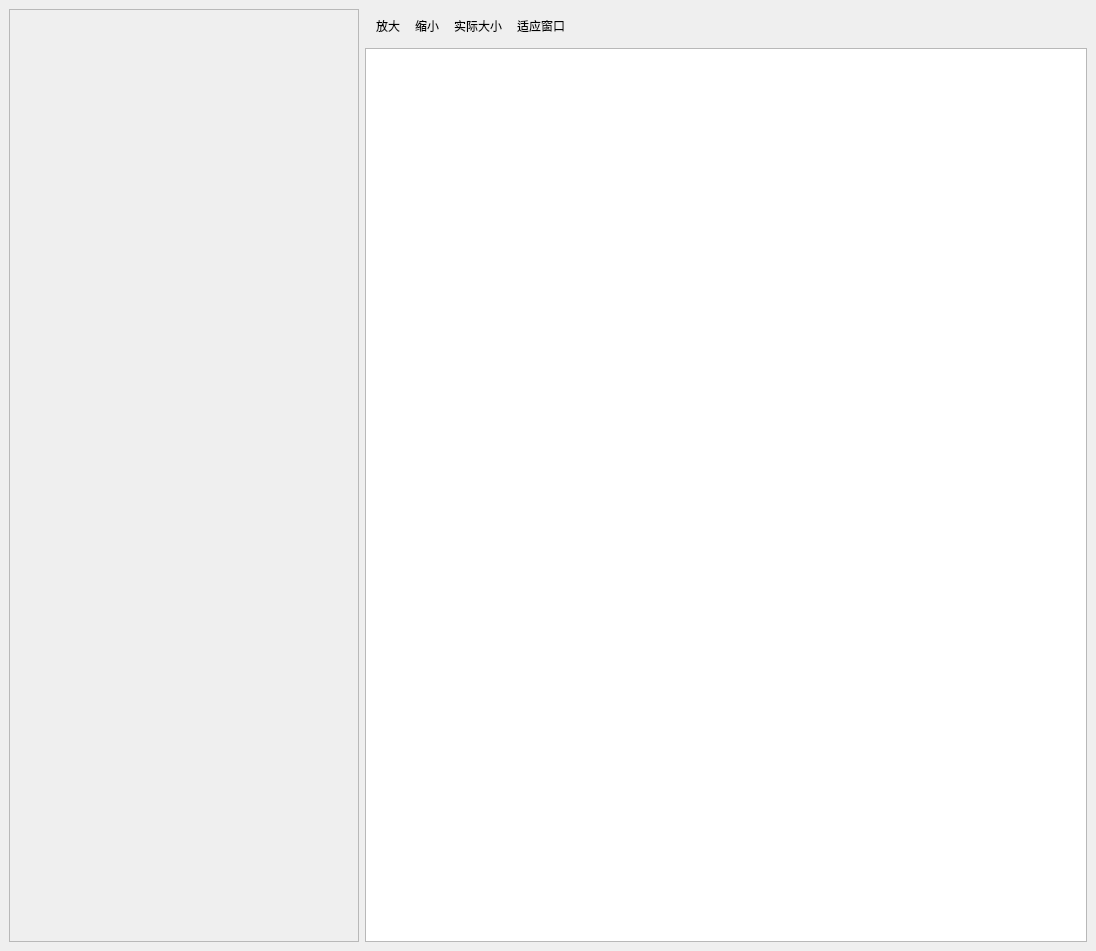
The window that src/media/imagewindow.ui (collide-Sky/Vistella) describes before a commit, drawn with Qt 5.
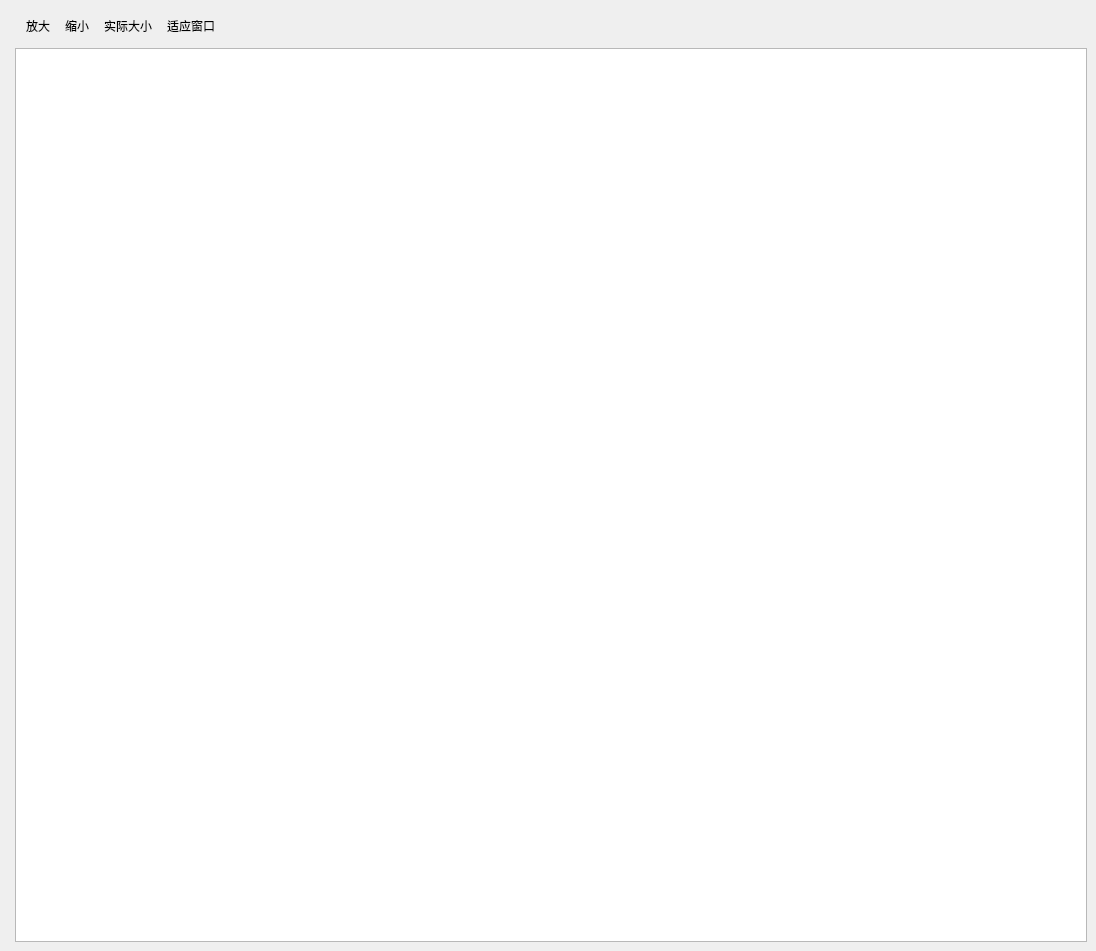
The same window after the commit.

Diff of the .ui file:
```diff
--- a/src/media/imagewindow.ui
+++ b/src/media/imagewindow.ui
@@ -16,13 +16,13 @@
      <widget class="QScrollArea" name="scrollLeft">
       <property name="minimumSize">
        <size>
-        <width>330</width>
+        <width>0</width>
         <height>0</height>
        </size>
       </property>
       <property name="maximumSize">
        <size>
-        <width>350</width>
+        <width>0</width>
         <height>16777215</height>
        </size>
       </property>
@@ -37,7 +37,7 @@
         <rect>
          <x>0</x>
          <y>0</y>
-         <width>348</width>
+         <width>0</width>
          <height>931</height>
         </rect>
        </property>
@@ -46,13 +46,13 @@
          <widget class="QWidget" name="leftPanel" native="true">
           <property name="minimumSize">
            <size>
-            <width>300</width>
+            <width>0</width>
             <height>0</height>
            </size>
           </property>
           <property name="maximumSize">
            <size>
-            <width>300</width>
+            <width>0</width>
             <height>16777215</height>
            </size>
           </property>
```
Left out of the diff: 21 changed lines with no effect on the pictures.
